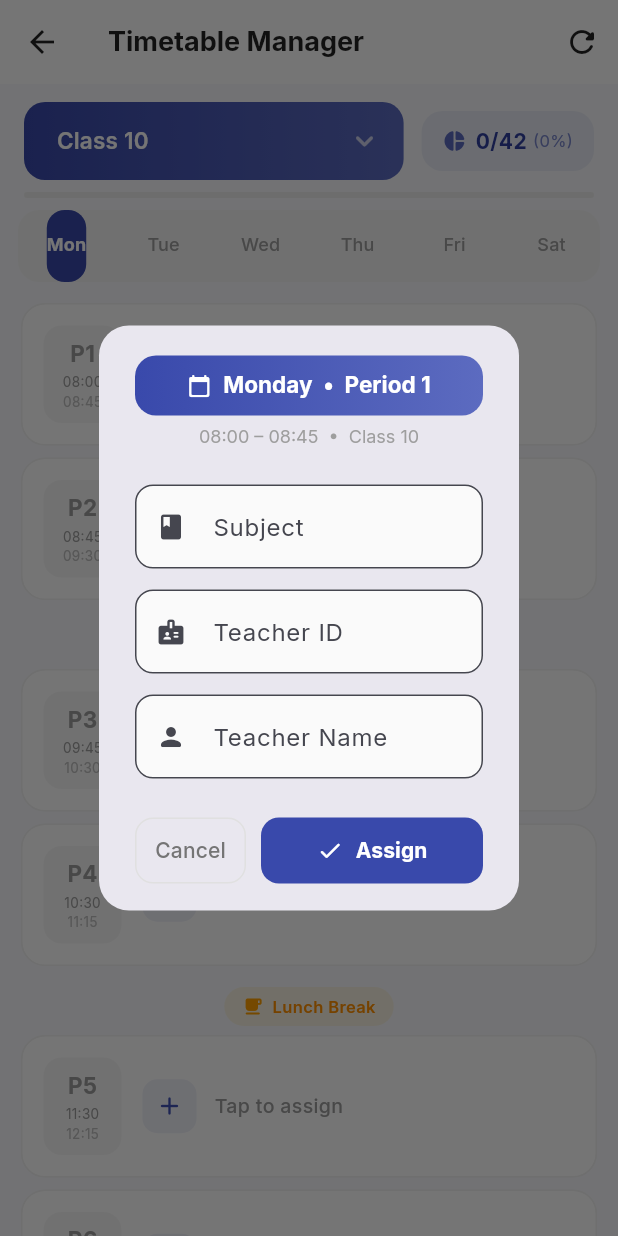
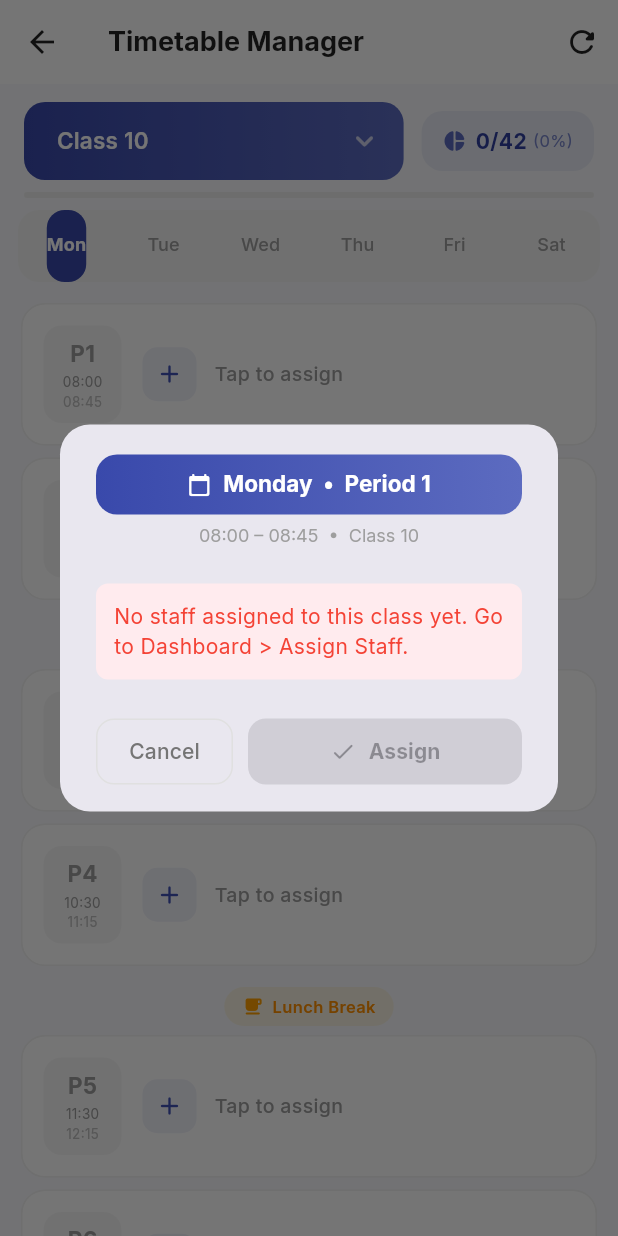
Before and after one commit to Sanskar-2004/kvm-erp, a Flutter app: the TimetableManagerScreen screen opened directly, after a tap on an icon or button, on a phone screen of 412 x 824 dp. Run offline on Flutter 3.47's test engine with Material 3 defaults, Android fonts, the phone set to English and light mode, and no system bars; our stand-ins replace flutter_riverpod, google_fonts, shared_preferences, sqflite, sqflite_common_ffi; accounts and stored records are empty.

Commit message:
feat: Staff Assignment Engine (Phase 3)
- Postgres & SQLite (v4) 'staff_assignments' table creation
- Add assignmentController.js with deduplication logic
- Add assignmentRoutes.js mapped to /api/assignments
- Add staff_assignments to sync Controller whitelist
- Create StaffAssignmentModel (Dart)
- Build AssignmentRepository and assign_staff_screen.dart Admin UI
- Inject 'Assign Staff' to Admin Dashboard
- Timetable: Refactor text inputs to Dropdown filtering valid assigned teachers
- Attendance: Refactor permissions source from Timetable to Staff Assignments

```diff
--- a/lib/core/constants/app_constants.dart
+++ b/lib/core/constants/app_constants.dart
@@ -1,6 +1,6 @@
 class AppConstants {
   static const String dbName = 'kvm_erp.db';
-  static const int dbVersion = 3;
+  static const int dbVersion = 4;
 }
 
 // Connects directly to production Node.js Sync Engine hosted on Render.com
--- a/lib/features/timetable/screens/timetable_manager_screen.dart
+++ b/lib/features/timetable/screens/timetable_manager_screen.dart
@@ -5,6 +5,8 @@ import 'package:http/http.dart' as http;
 import '../../../core/constants/app_constants.dart';
 import '../../../core/constants/class_constants.dart';
 import '../../auth/repositories/auth_repository.dart';
+import '../../staff/repositories/assignment_repository.dart';
+import '../../../models/staff_assignment_model.dart';
 
 /// Admin Timetable Manager — Week grid with clash detection
 class TimetableManagerScreen extends ConsumerStatefulWidget {
@@ -41,6 +43,7 @@ class _TimetableManagerState extends ConsumerState<TimetableManagerScreen>
 
   String _selectedClass = '10';
   List<Map<String, dynamic>> _entries = [];
+  List<StaffAssignmentModel> _classAssignments = [];
   bool _isLoading = false;
   late TabController _tabController;
 
@@ -72,10 +75,18 @@ class _TimetableManagerState extends ConsumerState<TimetableManagerScreen>
 
       if (response.statusCode == 200) {
         final data = jsonDecode(response.body);
-        setState(() => _entries = List<Map<String, dynamic>>.from(data['timetable'] ?? []));
+        _entries = List<Map<String, dynamic>>.from(data['timetable'] ?? []);
+      }
+
+      // Load assigned staff for the dropdown options
+      try {
+        final assigns = await ref.read(assignmentRepositoryProvider).getAssignmentsByClass(_selectedClass);
+        _classAssignments = assigns;
+      } catch (_) {
+        _classAssignments = [];
       }
     } catch (e) {
-      debugPrint('Timetable load error: $e');
+      if (mounted) ScaffoldMessenger.of(context).showSnackBar(SnackBar(content: Text('Error: $e')));
     } finally {
       setState(() => _isLoading = false);
     }
@@ -472,9 +483,10 @@ class _TimetableManagerState extends ConsumerState<TimetableManagerScreen>
 
   // ── Add / Assign Dialog ──
   void _showAddDialog(String day, Map<String, dynamic> period) {
-    final subjectCtrl = TextEditingController();
-    final teacherIdCtrl = TextEditingController();
-    final teacherNameCtrl = TextEditingController();
+    StaffAssignmentModel? selectedAssignment;
+    if (_classAssignments.isNotEmpty) {
+      selectedAssignment = _classAssignments.first;
+    }
 
     showDialog(
       context: context,
@@ -505,50 +517,45 @@ class _TimetableManagerState extends ConsumerState<TimetableManagerScreen>
                 style: TextStyle(color: Colors.grey[500], fontSize: 12, fontWeight: FontWeight.normal)),
           ],
         ),
-        content: SingleChildScrollView(
+        content: StatefulBuilder(
+          builder: (context, setDialogState) {
+            return SingleChildScrollView(
               child: Column(
                 mainAxisSize: MainAxisSize.min,
+                crossAxisAlignment: CrossAxisAlignment.start,
                 children: [
                   const SizedBox(height: 8),
-              TextField(
-                controller: subjectCtrl,
-                textCapitalization: TextCapitalization.words,
+                  if (_classAssignments.isEmpty)
+                    Container(
+                      padding: const EdgeInsets.all(12),
+                      decoration: BoxDecoration(color: Colors.red[50], borderRadius: BorderRadius.circular(8)),
+                      child: const Text('No staff assigned to this class yet. Go to Dashboard > Assign Staff.',
+                          style: TextStyle(color: Colors.red)),
+                    )
+                  else ...[
+                    const Text('Select Assigned Staff', style: TextStyle(fontWeight: FontWeight.bold, fontSize: 13)),
+                    const SizedBox(height: 8),
+                    DropdownButtonFormField<StaffAssignmentModel>(
                       decoration: InputDecoration(
-                  labelText: 'Subject',
-                  hintText: 'e.g. Mathematics',
-                  prefixIcon: const Icon(Icons.book_rounded, size: 20),
-                  border: OutlineInputBorder(borderRadius: BorderRadius.circular(12)),
-                  filled: true,
-                  fillColor: Colors.grey[50],
-                ),
-              ),
-              const SizedBox(height: 14),
-              TextField(
-                controller: teacherIdCtrl,
-                decoration: InputDecoration(
-                  labelText: 'Teacher ID',
-                  hintText: 'e.g. 5',
-                  prefixIcon: const Icon(Icons.badge_rounded, size: 20),
-                  border: OutlineInputBorder(borderRadius: BorderRadius.circular(12)),
-                  filled: true,
-                  fillColor: Colors.grey[50],
-                ),
-              ),
-              const SizedBox(height: 14),
-              TextField(
-                controller: teacherNameCtrl,
-                textCapitalization: TextCapitalization.words,
-                decoration: InputDecoration(
-                  labelText: 'Teacher Name',
-                  hintText: 'e.g. Mr. Kumar',
                         prefixIcon: const Icon(Icons.person_rounded, size: 20),
                         border: OutlineInputBorder(borderRadius: BorderRadius.circular(12)),
                         filled: true,
                         fillColor: Colors.grey[50],
                       ),
+                      value: selectedAssignment,
+                      items: _classAssignments.map((a) {
+                        return DropdownMenuItem(
+                          value: a,
+                          child: Text('${a.staffName} — ${a.subject}'),
+                        );
+                      }).toList(),
+                      onChanged: (v) => setDialogState(() => selectedAssignment = v),
                     ),
+                  ]
                 ],
               ),
+            );
+          }
         ),
         actionsPadding: const EdgeInsets.fromLTRB(24, 0, 24, 16),
         actions: [
@@ -569,7 +576,9 @@ class _TimetableManagerState extends ConsumerState<TimetableManagerScreen>
             Expanded(
               flex: 2,
               child: ElevatedButton.icon(
-                onPressed: () => _createEntry(ctx, day, period, subjectCtrl.text, teacherIdCtrl.text, teacherNameCtrl.text),
+                onPressed: _classAssignments.isEmpty || selectedAssignment == null
+                    ? null
+                    : () => _createEntry(ctx, day, period, selectedAssignment!.subject, selectedAssignment!.staffId, selectedAssignment!.staffName ?? ''),
                 icon: const Icon(Icons.check_rounded, size: 18),
                 label: const Text('Assign', style: TextStyle(fontWeight: FontWeight.bold)),
                 style: ElevatedButton.styleFrom(
--- /dev/null
+++ b/lib/models/staff_assignment_model.dart
@@ -0,0 +1,109 @@
+class StaffAssignmentModel {
+  final String id;
+  final String staffId;
+  final String classId;
+  final String subject;
+  final String academicYear;
+  final int maxPeriodsPerDay;
+  final int maxPeriodsPerWeek;
+  final bool isClassTeacher;
+  final String deviceId;
+  final bool isSynced;
+  final bool isDeleted;
+  final DateTime createdAt;
+  final DateTime updatedAt;
+
+  // Joins
+  final String? staffName;
+  final String? role;
+
+  StaffAssignmentModel({
+    required this.id,
+    required this.staffId,
+    required this.classId,
+    required this.subject,
+    this.academicYear = '2026-27',
+    this.maxPeriodsPerDay = 6,
+    this.maxPeriodsPerWeek = 30,
+    this.isClassTeacher = false,
+    required this.deviceId,
+    this.isSynced = false,
+    this.isDeleted = false,
+    required this.createdAt,
+    required this.updatedAt,
+    this.staffName,
+    this.role,
+  });
+
+  Map<String, dynamic> toMap() {
+    return {
+      'id': id,
+      'staff_id': staffId,
+      'class_id': classId,
+      'subject': subject,
+      'academic_year': academicYear,
+      'max_periods_per_day': maxPeriodsPerDay,
+      'max_periods_per_week': maxPeriodsPerWeek,
+      'is_class_teacher': isClassTeacher ? 1 : 0,
+      'device_id': deviceId,
+      'is_synced': isSynced ? 1 : 0,
+      'is_deleted': isDeleted ? 1 : 0,
+      'created_at': createdAt.toIso8601String(),
+      'updated_at': updatedAt.toIso8601String(),
+    };
+  }
+
+  factory StaffAssignmentModel.fromMap(Map<String, dynamic> map) {
+    return StaffAssignmentModel(
+      id: map['id']?.toString() ?? '',
+      staffId: map['staff_id']?.toString() ?? '',
+      classId: map['class_id']?.toString() ?? '',
+      subject: map['subject'] ?? '',
+      academicYear: map['academic_year'] ?? '2026-27',
+      maxPeriodsPerDay: map['max_periods_per_day'] != null ? int.parse(map['max_periods_per_day'].toString()) : 6,
+      maxPeriodsPerWeek: map['max_periods_per_week'] != null ? int.parse(map['max_periods_per_week'].toString()) : 30,
+      isClassTeacher: map['is_class_teacher'] == 1 || map['is_class_teacher'] == true,
+      deviceId: map['device_id']?.toString() ?? 'system',
+      isSynced: map['is_synced'] == 1 || map['is_synced'] == true,
+      isDeleted: map['is_deleted'] == 1 || map['is_deleted'] == true,
+      createdAt: map['created_at'] != null ? DateTime.parse(map['created_at']) : DateTime.now(),
+      updatedAt: map['updated_at'] != null ? DateTime.parse(map['updated_at']) : DateTime.now(),
+      staffName: map['staff_name'],
+      role: map['role'],
+    );
+  }
+
+  StaffAssignmentModel copyWith({
+    String? id,
+    String? staffId,
+    String? classId,
+    String? subject,
+    String? academicYear,
+    int? maxPeriodsPerDay,
+    int? maxPeriodsPerWeek,
+    bool? isClassTeacher,
+    String? deviceId,
+    bool? isSynced,
+    bool? isDeleted,
+    DateTime? createdAt,
+    DateTime? updatedAt,
+  }) {
+    return StaffAssignmentModel(
+      id: id ?? this.id,
+      staffId: staffId ?? this.staffId,
+      classId: classId ?? this.classId,
+      subject: subject ?? this.subject,
+      academicYear: academicYear ?? this.academicYear,
+      maxPeriodsPerDay: maxPeriodsPerDay ?? this.maxPeriodsPerDay,
+      maxPeriodsPerWeek: maxPeriodsPerWeek ?? this.maxPeriodsPerWeek,
+      isClassTeacher: isClassTeacher ?? this.isClassTeacher,
+      deviceId: deviceId ?? this.deviceId,
+      isSynced: isSynced ?? this.isSynced,
+      isDeleted: isDeleted ?? this.isDeleted,
+      createdAt: createdAt ?? this.createdAt,
+      updatedAt: updatedAt ?? this.updatedAt,
+      staffName: staffName,
+      role: role,
+    );
+  }
+}
--- a/lib/services/db/sqlite_service.dart
+++ b/lib/services/db/sqlite_service.dart
@@ -276,6 +276,24 @@ class SQLiteService {
         updated_at TEXT NOT NULL
       )
     ''');
+
+    await db.execute('''
+      CREATE TABLE staff_assignments (
+        id TEXT PRIMARY KEY,
+        staff_id TEXT NOT NULL,
+        class_id TEXT NOT NULL,
+        subject TEXT NOT NULL,
+        academic_year TEXT NOT NULL DEFAULT '2026-27',
+        max_periods_per_day INTEGER DEFAULT 6,
+        max_periods_per_week INTEGER DEFAULT 30,
+        is_class_teacher INTEGER DEFAULT 0,
+        device_id TEXT NOT NULL,
+        is_synced INTEGER NOT NULL DEFAULT 0,
+        is_deleted INTEGER NOT NULL DEFAULT 0,
+        created_at TEXT NOT NULL,
+        updated_at TEXT NOT NULL
+      )
+    ''');
   }
 
   Future<void> _onUpgrade(Database db, int oldVersion, int newVersion) async {
@@ -312,6 +330,26 @@ class SQLiteService {
           vehicle_assigned TEXT,
           can_login INTEGER DEFAULT 0,
           user_id INTEGER,
+          device_id TEXT NOT NULL,
+          is_synced INTEGER NOT NULL DEFAULT 0,
+          is_deleted INTEGER NOT NULL DEFAULT 0,
+          created_at TEXT NOT NULL,
+          updated_at TEXT NOT NULL
+        )
+      ''');
+    }
+
+    if (oldVersion < 4) {
+      await db.execute('''
+        CREATE TABLE IF NOT EXISTS staff_assignments (
+          id TEXT PRIMARY KEY,
+          staff_id TEXT NOT NULL,
+          class_id TEXT NOT NULL,
+          subject TEXT NOT NULL,
+          academic_year TEXT NOT NULL DEFAULT '2026-27',
+          max_periods_per_day INTEGER DEFAULT 6,
+          max_periods_per_week INTEGER DEFAULT 30,
+          is_class_teacher INTEGER DEFAULT 0,
           device_id TEXT NOT NULL,
           is_synced INTEGER NOT NULL DEFAULT 0,
           is_deleted INTEGER NOT NULL DEFAULT 0,
```
Also changed, not shown: lib/features/attendance/screens/attendance_screen.dart (+31 -20 lines), lib/features/dashboard/screens/admin_dashboard.dart (+7 -0 lines), lib/features/staff/repositories/assignment_repository.dart (added, +95 -0 lines), lib/features/staff/screens/assign_staff_screen.dart (added, +236 -0 lines), 6 other files. Lines whose indentation alone changed are shown as unchanged.
